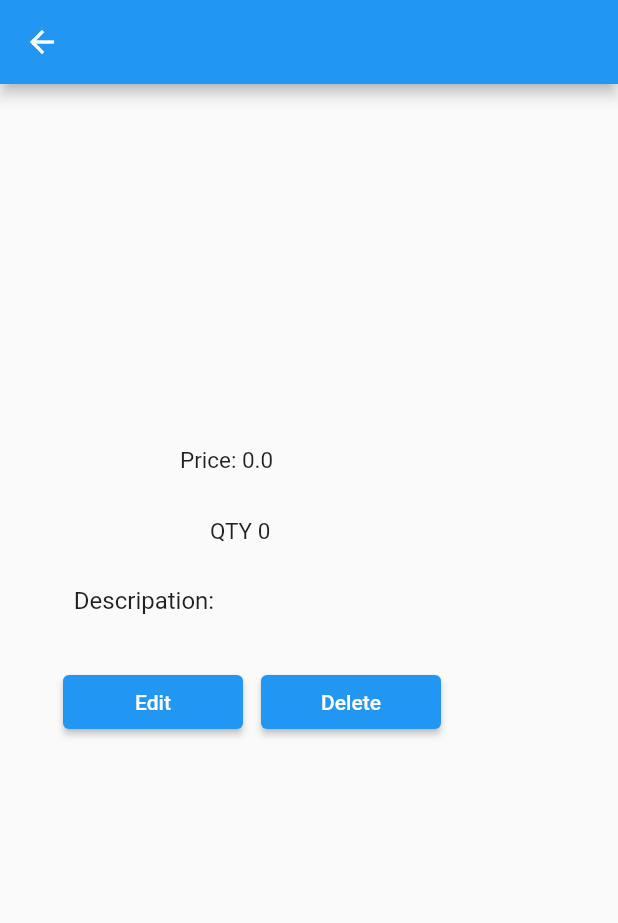
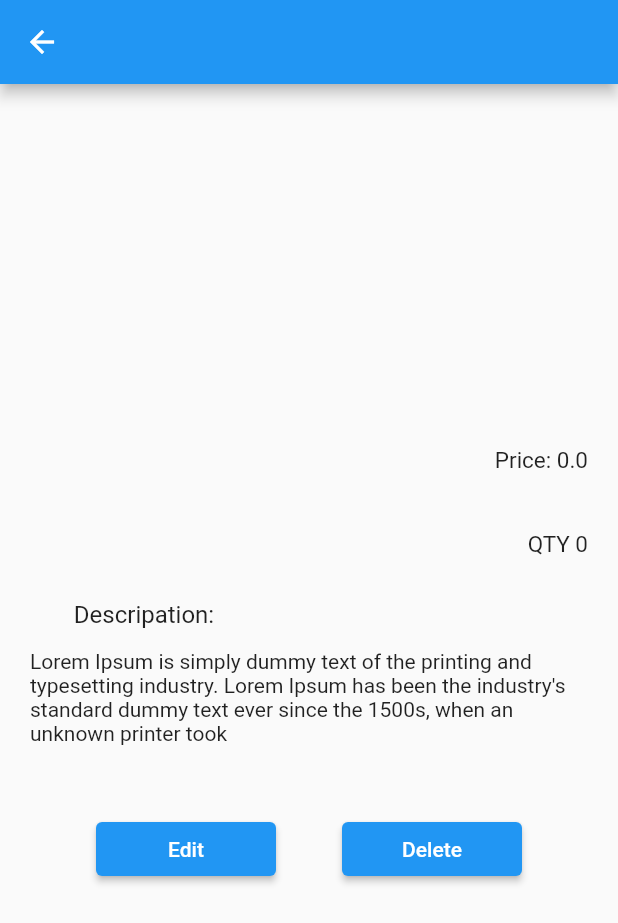
Before and after one commit to dhruvil8347/ecommerce, a Flutter app: the GetProduct screen opened directly with empty values, on a phone screen of 412 x 824 dp. Shown: the top 923 px of the screen. Run offline on Flutter 3.47's test engine with Material 2 defaults, Android fonts, the phone set to English and light mode, and no system bars; our stand-ins replace dio, image_picker, logger, lottie; network calls fail.

Commit message:
all change

```diff
--- a/lib/category_screen.dart
+++ b/lib/category_screen.dart
@@ -43,7 +43,7 @@ class _CategoryScreenState extends State<CategoryScreen> {
             child: TextField(
               controller: namecategoryCtrl,
               decoration: InputDecoration(
-                  errorText: validate ? "please enter the text" : null,
+                  errorText: validate ? "Required Category" : null,
                   label: const Text("Category"),
                   border: OutlineInputBorder(
                       borderRadius: BorderRadius.circular(10))),
--- a/lib/company_screen.dart
+++ b/lib/company_screen.dart
@@ -43,7 +43,7 @@ class _CompanyState extends State<CompanyScreen> {
             child: TextField(
               controller: nameCtrl,
               decoration: InputDecoration(
-                  errorText: validate ? "Don't be chutiya pa" : null,
+                  errorText: validate ? "*required Companyname " : null,
                   label: const Text("Company Name"),
                   border: OutlineInputBorder(
                       borderRadius: BorderRadius.circular(10))),
--- a/lib/details_screen.dart
+++ b/lib/details_screen.dart
@@ -1,4 +1,5 @@
 import 'package:carousel_slider/carousel_slider.dart';
+import 'package:dio/dio.dart';
 import 'package:flutter/material.dart';
 import 'addproduct_screen.dart';
 import 'model/product_model.dart';
@@ -29,13 +30,13 @@ class _GetProductState extends State<GetProduct> {
     return Scaffold(
       appBar: AppBar(),
       body: Padding(
-        padding: EdgeInsets.all(20.0),
+        padding: const EdgeInsets.all(20.0),
         child: Column(
           children: [
             CarouselSlider(
               options: CarouselOptions(
                 height: 200,
-                autoPlay: true,
+                autoPlay: false,
               ),
               items: widget.productListModel.productImg.map((e) {
                 return Builder(
@@ -46,29 +47,31 @@ class _GetProductState extends State<GetProduct> {
               }).toList(),
             ),
             Row(
+              mainAxisAlignment: MainAxisAlignment.spaceBetween,
               children: [
                 Text(widget.productListModel.productName,
-                    style: TextStyle(fontSize: 15, height: 3)),
-                SizedBox(width: 100),
+                    style: const TextStyle(fontSize: 15, height: 3)),
                 Text(
                   "Price: ${widget.productListModel.price}",
-                  style: TextStyle(fontSize: 15, height: 3),
+                  style: const TextStyle(fontSize: 15, height: 3),
                 )
               ],
             ),
             Padding(
-              padding: EdgeInsets.only(right: 210),
-              child: Text(widget.productListModel.categoryName.toString(),
-                  style:
-                      TextStyle(fontSize: 10, color: Colors.grey, height: 0.2)),
+              padding: const EdgeInsets.only(right: 210),
+              child: Text(widget.productListModel.categoryName,
+                  style: const TextStyle(
+                    fontSize: 9,
+                    color: Colors.grey,
+                  )),
             ),
             Row(
+              mainAxisAlignment: MainAxisAlignment.spaceBetween,
               children: [
                 Text(
                   widget.productListModel.companyName,
-                  style: TextStyle(height: 3, fontSize: 15),
+                  style: const TextStyle(height: 3, fontSize: 15),
                 ),
-                const SizedBox(width: 120),
                 Text("QTY ${widget.productListModel.qty}",
                     style: const TextStyle(fontSize: 15, height: 3)),
               ],
@@ -79,46 +82,47 @@ class _GetProductState extends State<GetProduct> {
                   style: TextStyle(height: 1, fontSize: 16)),
             ),
             Text(widget.productListModel.description,
-                style: TextStyle(
+                style: const TextStyle(
                   fontSize: 13,
                 )),
+            Text(
+                "Lorem Ipsum is simply dummy text of the printing and typesetting industry. Lorem Ipsum has been the industry's standard dummy text ever since the 1500s, when an unknown printer took "),
             const SizedBox(
-              height: 20,
+              height: 45,
             ),
             Row(
+              mainAxisAlignment: MainAxisAlignment.spaceEvenly,
               children: [
-                const SizedBox(
-                  width: 22,
-                ),
                 ElevatedButton(
-                  style:
-                      ElevatedButton.styleFrom(fixedSize: const Size(120, 30)),
-                  onPressed: () {
-                    Navigator.push(
-                        context,
-                        MaterialPageRoute(
-                          builder: (context) => Addproduct(
-                            productListModel: productModel(),
-                          ),
-                        ));
-                  },
-                  child: const Text("Edit"),
-                ),
-                const SizedBox(width: 12),
+                    onPressed: () {},
+                    style: ElevatedButton.styleFrom(
+                        fixedSize: const Size(120, 30)),
+                    child: const Text("Edit")),
                 ElevatedButton(
-                  style:
-                      ElevatedButton.styleFrom(fixedSize: const Size(120, 30)),
-                  onPressed: () {
-                    // getproduct();
-                  },
-                  child: const Text("Delete"),
-                ),
+                    style: ElevatedButton.styleFrom(fixedSize: Size(120, 35)),
+                    onPressed: () {
+                      deleteProduct(widget.productListModel.id);
+                      Navigator.of(context).pop();
+                    },
+                    child: Text("Delete")),
               ],
             ),
           ],
         ),
       ),
     );
+  }
+
+  void deleteProduct(int id) async {
+    try {
+      Map<String, dynamic> body = {'id': id};
+      var response = await Dio().post(
+          "http://testecommerce.equitysofttechnologies.com/product/delete",
+          data: body);
+      print(response.data);
+    } catch (e) {
+      print(e);
+    }
   }
 
   /// void getproduct() async {
```
Also changed, not shown: lib/addproduct_screen.dart (+26 -7 lines), lib/productlisting_screen.dart (+15 -5 lines).
